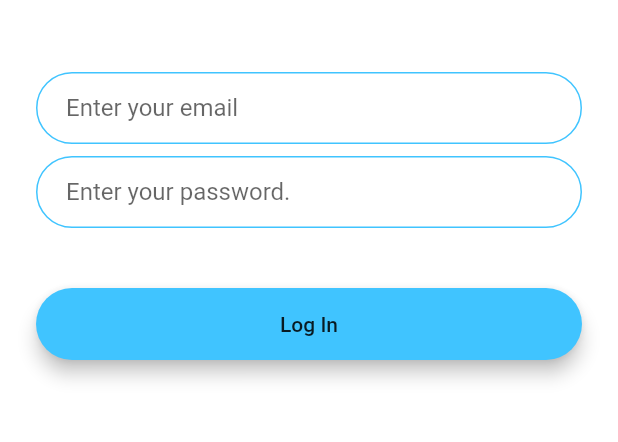
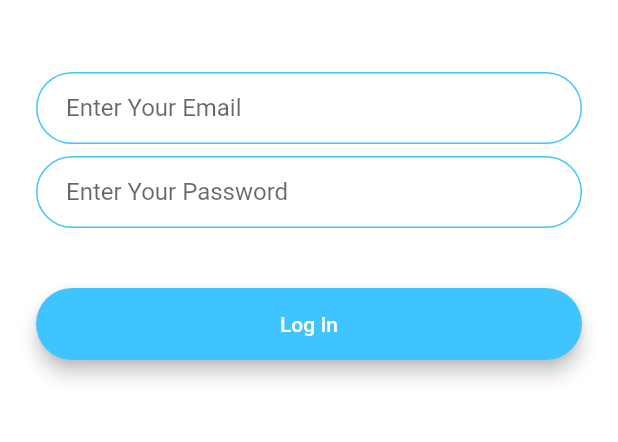
Before and after one commit to KhaderMurtaja/Flutter-Flash_Chat, a Flutter app: the LoginScreen screen opened by its route, on a phone screen of 412 x 824 dp, the part 576-1018 px from its top. Run offline on Flutter 3.47's test engine with Material 2 defaults, Android fonts, the phone set to English and light mode, and no system bars; our stand-ins replace animated_text_kit.

Commit message:
add animation for login screen

```diff
--- a/lib/screens/login_screen.dart
+++ b/lib/screens/login_screen.dart
@@ -1,3 +1,5 @@
+import 'package:flash_chat/components/RoundedButton.dart';
+import 'package:flash_chat/constants.dart';
 import 'package:flutter/material.dart';
 
 class LoginScreen extends StatefulWidget {
@@ -17,9 +19,14 @@ class _LoginScreenState extends State<LoginScreen> {
           mainAxisAlignment: MainAxisAlignment.center,
           crossAxisAlignment: CrossAxisAlignment.stretch,
           children: <Widget>[
-            Container(
-              height: 200.0,
-              child: Image.asset('images/logo.png'),
+            Flexible(
+              child: Hero(
+                tag: 'logo',
+                child: Container(
+                  height: 200.0,
+                  child: Image.asset('images/logo.png'),
+                ),
+              ),
             ),
             SizedBox(
               height: 48.0,
@@ -28,23 +35,8 @@ class _LoginScreenState extends State<LoginScreen> {
               onChanged: (value) {
                 //Do something with the user input.
               },
-              decoration: InputDecoration(
-                hintText: 'Enter your email',
-                contentPadding:
-                    EdgeInsets.symmetric(vertical: 10.0, horizontal: 20.0),
-                border: OutlineInputBorder(
-                  borderRadius: BorderRadius.all(Radius.circular(32.0)),
-                ),
-                enabledBorder: OutlineInputBorder(
-                  borderSide:
-                      BorderSide(color: Colors.lightBlueAccent, width: 1.0),
-                  borderRadius: BorderRadius.all(Radius.circular(32.0)),
-                ),
-                focusedBorder: OutlineInputBorder(
-                  borderSide:
-                      BorderSide(color: Colors.lightBlueAccent, width: 2.0),
-                  borderRadius: BorderRadius.all(Radius.circular(32.0)),
-                ),
+              decoration: kTextFieldDecoration.copyWith(
+                hintText: "Enter Your Email",
               ),
             ),
             SizedBox(
@@ -54,45 +46,17 @@ class _LoginScreenState extends State<LoginScreen> {
               onChanged: (value) {
                 //Do something with the user input.
               },
-              decoration: InputDecoration(
-                hintText: 'Enter your password.',
-                contentPadding:
-                    EdgeInsets.symmetric(vertical: 10.0, horizontal: 20.0),
-                border: OutlineInputBorder(
-                  borderRadius: BorderRadius.all(Radius.circular(32.0)),
-                ),
-                enabledBorder: OutlineInputBorder(
-                  borderSide:
-                      BorderSide(color: Colors.lightBlueAccent, width: 1.0),
-                  borderRadius: BorderRadius.all(Radius.circular(32.0)),
-                ),
-                focusedBorder: OutlineInputBorder(
-                  borderSide:
-                      BorderSide(color: Colors.lightBlueAccent, width: 2.0),
-                  borderRadius: BorderRadius.all(Radius.circular(32.0)),
-                ),
+              decoration: kTextFieldDecoration.copyWith(
+                hintText: "Enter Your Password",
               ),
             ),
             SizedBox(
               height: 24.0,
             ),
-            Padding(
-              padding: EdgeInsets.symmetric(vertical: 16.0),
-              child: Material(
-                color: Colors.lightBlueAccent,
-                borderRadius: BorderRadius.all(Radius.circular(30.0)),
-                elevation: 5.0,
-                child: MaterialButton(
-                  onPressed: () {
-                    //Implement login functionality.
-                  },
-                  minWidth: 200.0,
-                  height: 42.0,
-                  child: Text(
-                    'Log In',
-                  ),
-                ),
-              ),
+            RoundedButton(
+              colour: Colors.lightBlueAccent,
+              onPressed: () {},
+              title: "Log In",
             ),
           ],
         ),
--- a/lib/screens/welcome_screen.dart
+++ b/lib/screens/welcome_screen.dart
@@ -1,3 +1,5 @@
+import 'package:flash_chat/screens/login_screen.dart';
+import 'package:flash_chat/screens/registration_screen.dart';
 import 'package:flutter/material.dart';
 import 'package:animated_text_kit/animated_text_kit.dart';
 import 'package:flash_chat/components/RoundedButton.dart';
@@ -69,12 +71,16 @@ class _WelcomeScreenState extends State<WelcomeScreen>
             ),
             RoundedButton(
               colour: Colors.lightBlueAccent,
-              onPressed: () {},
+              onPressed: () {
+                Navigator.pushNamed(context, LoginScreen.id);
+              },
               title: 'Log In',
             ),
             RoundedButton(
               colour: Colors.lightBlueAccent,
-              onPressed: () {},
+              onPressed: () {
+                Navigator.pushNamed(context, RegistrationScreen.id);
+              },
               title: 'Log In',
             ),
           ],
```
